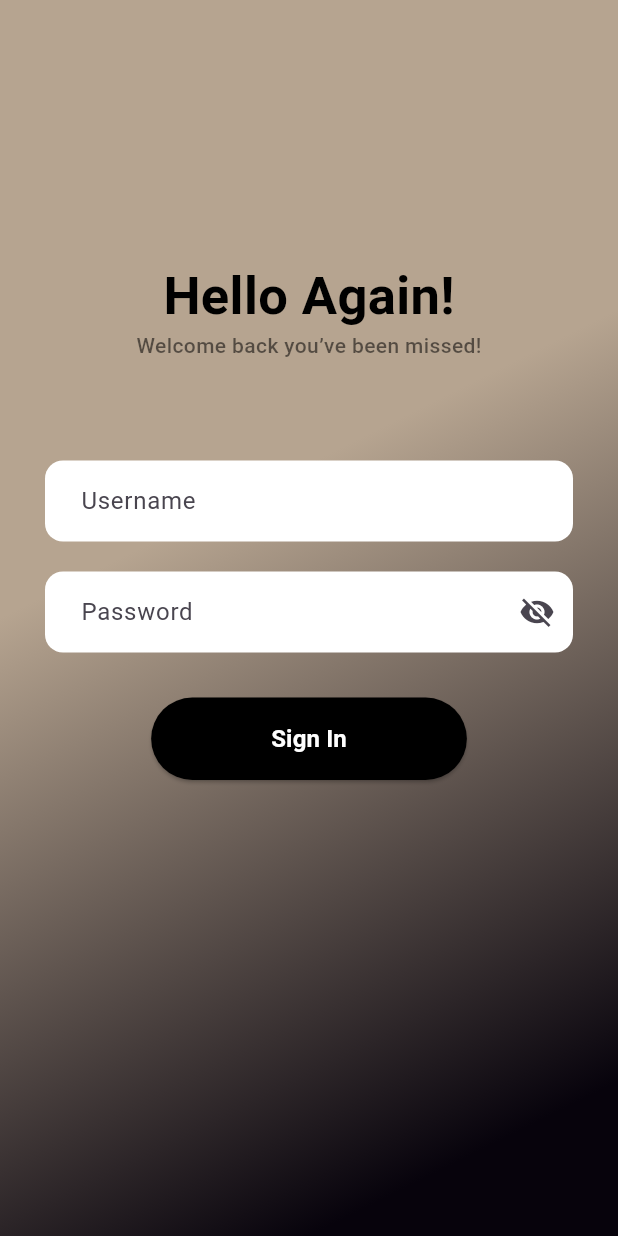
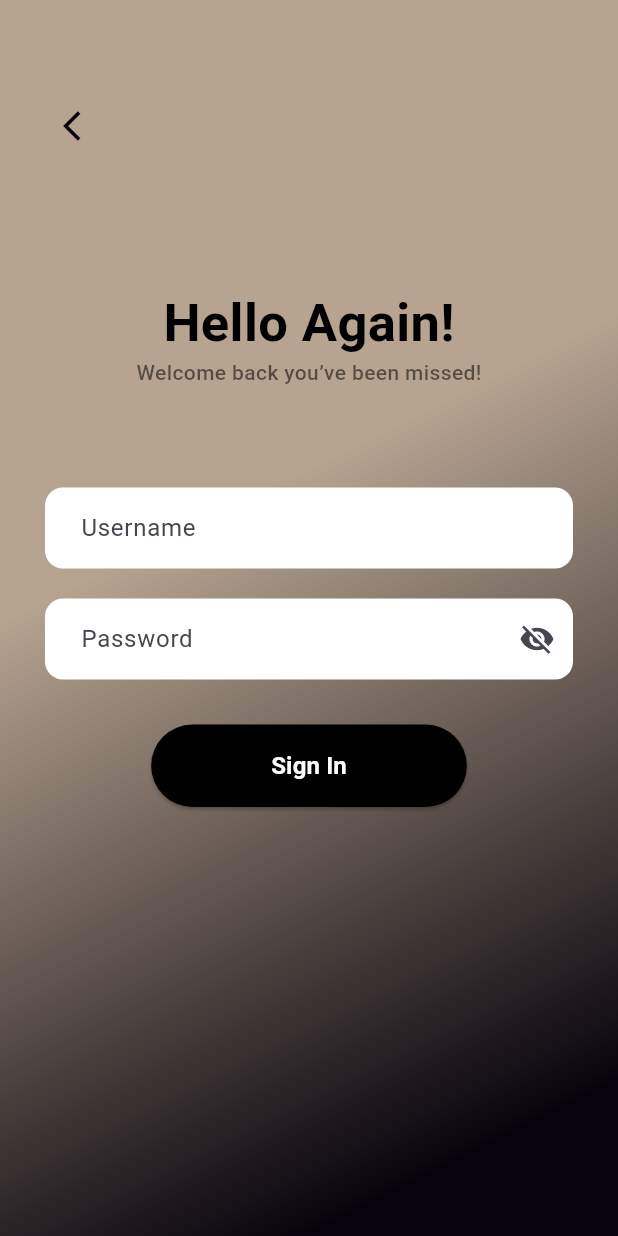
Before and after one commit to Nouman-hashir/DecoAR, a Flutter app: the LoginScreen screen opened directly, on a phone screen of 412 x 824 dp. Run offline on Flutter 3.47's test engine with Material 3 defaults, Android fonts, the phone set to English and light mode, and no system bars; our stand-ins replace flutter_screenutil, go_router; Roboto replaces fonts that are missing (Poppins).

Commit message:
Add sign up screen and reusable auth widgets
Introduces a sign up screen and adds reusable CustomButton and CustomTextField widgets for authentication forms. Updates routing to include the signup route, refactors login and onboarding screens to use new widgets, and improves styling and navigation consistency across auth screens.

```diff
--- a/lib/core/routes/app_router.dart
+++ b/lib/core/routes/app_router.dart
@@ -17,6 +17,11 @@ class AppRouter {
         name: Routes.login.name,
         builder: (context, state) => const LoginScreen(),
       ),
+      GoRoute(
+        path: '/signup',
+        name: Routes.signup.name,
+        builder: (context, state) => const SiugnUpScreen(),
+      ),
     ],
   );
 }
--- a/lib/core/routes/route_name.dart
+++ b/lib/core/routes/route_name.dart
@@ -1 +1 @@
-enum Routes { onboarding, login }
+enum Routes { onboarding, login, signup }
--- a/lib/features/auth/screens/login_screen.dart
+++ b/lib/features/auth/screens/login_screen.dart
@@ -1,5 +1,3 @@
-
-
 import 'package:deco_ar/decoar.dart';
 
 class LoginScreen extends StatelessWidget {
@@ -13,25 +11,31 @@ class LoginScreen extends StatelessWidget {
         height: double.infinity,
         decoration: const BoxDecoration(
           gradient: LinearGradient(
-            // begin: Alignment.topCenter,
             end: Alignment.bottomCenter,
-            colors: [
-              AppColors.bgColor,
-              AppColors.black,
-            ],
+            colors: [AppColors.bgColor, AppColors.black],
           ),
         ),
         child: Padding(
-          padding: const EdgeInsets.symmetric(horizontal: 30, vertical: 120),
+          padding: const EdgeInsets.symmetric(horizontal: 30, vertical: 60),
           child: Column(
             crossAxisAlignment: CrossAxisAlignment.center,
+            children: [
+              Align(
+                alignment: Alignment.centerLeft,
+                child: IconButton(
+                  onPressed: () {
+                    context.pop();
+                  },
+                  icon: const Icon(
+                    Icons.arrow_back_ios,
+                    color: AppColors.black,
+                  ),
+                ),
+              ),
 
-            children: [
+              const SizedBox(height: 90),
 
-              const SizedBox(height: 60),
-
-              // Title
-               Text(
+              Text(
                 "Hello Again!",
                 style: AppTextStyles.poppins(
                   color: Colors.black,
@@ -40,7 +44,7 @@ class LoginScreen extends StatelessWidget {
                 ),
               ),
               const SizedBox(height: 8),
-               Text(
+              Text(
                 "Welcome back you’ve been missed!",
                 style: AppTextStyles.poppins(
                   color: Colors.black54,
@@ -51,64 +55,19 @@ class LoginScreen extends StatelessWidget {
 
               const SizedBox(height: 70),
 
-              // Username
-              TextField(
-                decoration: InputDecoration(
-                  hintText: "Username",
-                  filled: true,
-                  fillColor: Colors.white,
-                  contentPadding: const EdgeInsets.symmetric(
-                      vertical: 15, horizontal: 20),
-                  border: OutlineInputBorder(
-                    borderRadius: BorderRadius.circular(12),
-                    borderSide: BorderSide.none,
-                  ),
-                ),
-              ),
+              CustomTextField(hintText: "Username"),
 
               const SizedBox(height: 20),
 
-              // Password
-              TextField(
+              CustomTextField(
+                hintText: "Password",
                 obscureText: true,
-                decoration: InputDecoration(
-                  hintText: "Password",
-                  filled: true,
-                  fillColor: Colors.white,
-                  contentPadding: const EdgeInsets.symmetric(
-                      vertical: 15, horizontal: 20),
-                  border: OutlineInputBorder(
-                    borderRadius: BorderRadius.circular(12),
-                    borderSide: BorderSide.none,
-                  ),
-                  suffixIcon: const Icon(Icons.visibility_off),
-                ),
+                suffixIcon: const Icon(Icons.visibility_off),
               ),
 
               const SizedBox(height: 30),
 
-              // Sign In Button
-              Center(
-                child: ElevatedButton(
-                  style: ElevatedButton.styleFrom(
-                    backgroundColor: Colors.black,
-                    shape: RoundedRectangleBorder(
-                      borderRadius: BorderRadius.circular(30),
-                    ),
-                    padding: const EdgeInsets.symmetric(
-                        horizontal: 80, vertical: 16),
-                  ),
-                  onPressed: () {},
-                  child: const Text(
-                    "Sign In",
-                    style: TextStyle(
-                      color: Colors.white,
-                      fontSize: 16,
-                      fontWeight: FontWeight.bold,
-                    ),
-                  ),
-                ),
-              ),
+              CustomButton(text: "Sign In", onPressed: () {}),
             ],
           ),
         ),
--- /dev/null
+++ b/lib/features/auth/widgets/custom_button.dart
@@ -0,0 +1,53 @@
+import 'package:flutter/material.dart';
+
+class CustomButton extends StatelessWidget {
+  final String text;
+  final VoidCallback? onPressed;
+  final Color? backgroundColor;
+  final Color? textColor;
+  final double? horizontalPadding;
+  final double? verticalPadding;
+  final double? borderRadius;
+  final double? fontSize;
+  final FontWeight? fontWeight;
+
+  const CustomButton({
+    super.key,
+    required this.text,
+    this.onPressed,
+    this.backgroundColor,
+    this.textColor,
+    this.horizontalPadding,
+    this.verticalPadding,
+    this.borderRadius,
+    this.fontSize,
+    this.fontWeight,
+  });
+
+  @override
+  Widget build(BuildContext context) {
+    return Center(
+      child: ElevatedButton(
+        style: ElevatedButton.styleFrom(
+          backgroundColor: backgroundColor ?? Colors.black,
+          shape: RoundedRectangleBorder(
+            borderRadius: BorderRadius.circular(borderRadius ?? 30),
+          ),
+          padding: EdgeInsets.symmetric(
+            horizontal: horizontalPadding ?? 80,
+            vertical: verticalPadding ?? 16,
+          ),
+        ),
+        onPressed: onPressed,
+        child: Text(
+          text,
+          style: TextStyle(
+            color: textColor ?? Colors.white,
+            fontSize: fontSize ?? 16,
+            fontWeight: fontWeight ?? FontWeight.bold,
+          ),
+        ),
+      ),
+    );
+  }
+}
--- /dev/null
+++ b/lib/features/auth/widgets/custom_text_field.dart
@@ -0,0 +1,46 @@
+import 'package:flutter/material.dart';
+
+class CustomTextField extends StatelessWidget {
+  final String hintText;
+  final bool obscureText;
+  final Widget? suffixIcon;
+  final TextEditingController? controller;
+  final String? Function(String?)? validator;
+  final void Function(String)? onChanged;
+  final TextInputType? keyboardType;
+
+  const CustomTextField({
+    super.key,
+    required this.hintText,
+    this.obscureText = false,
+    this.suffixIcon,
+    this.controller,
+    this.validator,
+    this.onChanged,
+    this.keyboardType,
+  });
+
+  @override
+  Widget build(BuildContext context) {
+    return TextField(
+      controller: controller,
+      obscureText: obscureText,
+      keyboardType: keyboardType,
+      onChanged: onChanged,
+      decoration: InputDecoration(
+        hintText: hintText,
+        filled: true,
+        fillColor: Colors.white,
+        contentPadding: const EdgeInsets.symmetric(
+          vertical: 15,
+          horizontal: 20,
+        ),
+        border: OutlineInputBorder(
+          borderRadius: BorderRadius.circular(12),
+          borderSide: BorderSide.none,
+        ),
+        suffixIcon: suffixIcon,
+      ),
+    );
+  }
+}
--- a/lib/features/auth/widgets/widgets.dart
+++ b/lib/features/auth/widgets/widgets.dart
@@ -1 +1,3 @@
-export'auth_switch_btn.dart';
+export 'auth_switch_btn.dart';
+export 'custom_text_field.dart';
+export 'custom_button.dart';
```
Also changed, not shown: lib/features/auth/screens/sign_up_screen.dart (+76 -1 lines), lib/features/auth/widgets/auth_switch_btn.dart (+11 -10 lines), lib/features/onboarding/view/onboarding_screen.dart (+6 -6 lines).
